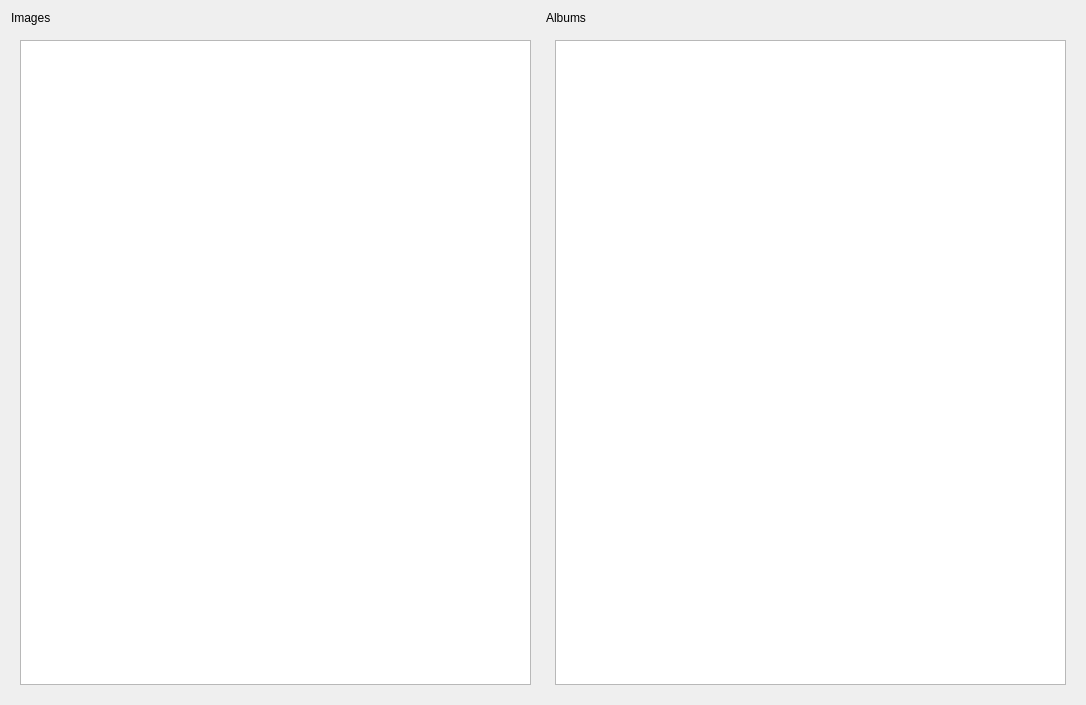
Qt form explorer.ui (GLTron3000/IHM_Photos) before a commit.
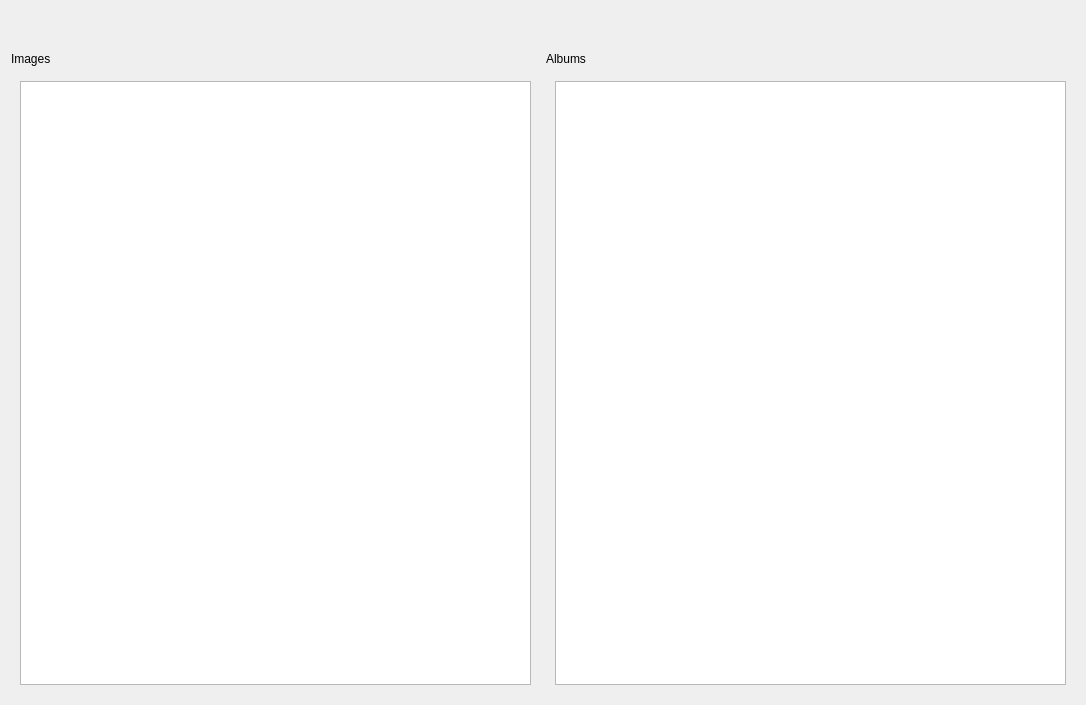
The same form after that commit.

What changed in the file:
```diff
--- a/explorer.ui
+++ b/explorer.ui
@@ -14,6 +14,22 @@
    <string>Form</string>
   </property>
   <layout class="QVBoxLayout" name="verticalLayout_3">
+   <item>
+    <widget class="QFrame" name="frame">
+     <property name="enabled">
+      <bool>true</bool>
+     </property>
+     <property name="minimumSize">
+      <size>
+       <width>35</width>
+       <height>35</height>
+      </size>
+     </property>
+     <property name="layoutDirection">
+      <enum>Qt::LeftToRight</enum>
+     </property>
+    </widget>
+   </item>
    <item>
     <layout class="QHBoxLayout" name="horizontalLayout">
      <item>
@@ -39,7 +55,7 @@
             <x>0</x>
             <y>0</y>
             <width>528</width>
-            <height>660</height>
+            <height>619</height>
            </rect>
           </property>
           <layout class="QHBoxLayout" name="horizontalLayout_2">
@@ -145,12 +161,18 @@
             <x>0</x>
             <y>0</y>
             <width>528</width>
-            <height>660</height>
+            <height>619</height>
            </rect>
           </property>
           <layout class="QHBoxLayout" name="horizontalLayout_3">
            <item>
             <widget class="QListView" name="listViewAlbum">
+             <property name="minimumSize">
+              <size>
+               <width>0</width>
+               <height>35</height>
+              </size>
+             </property>
              <property name="tabKeyNavigation">
               <bool>true</bool>
              </property>
```
